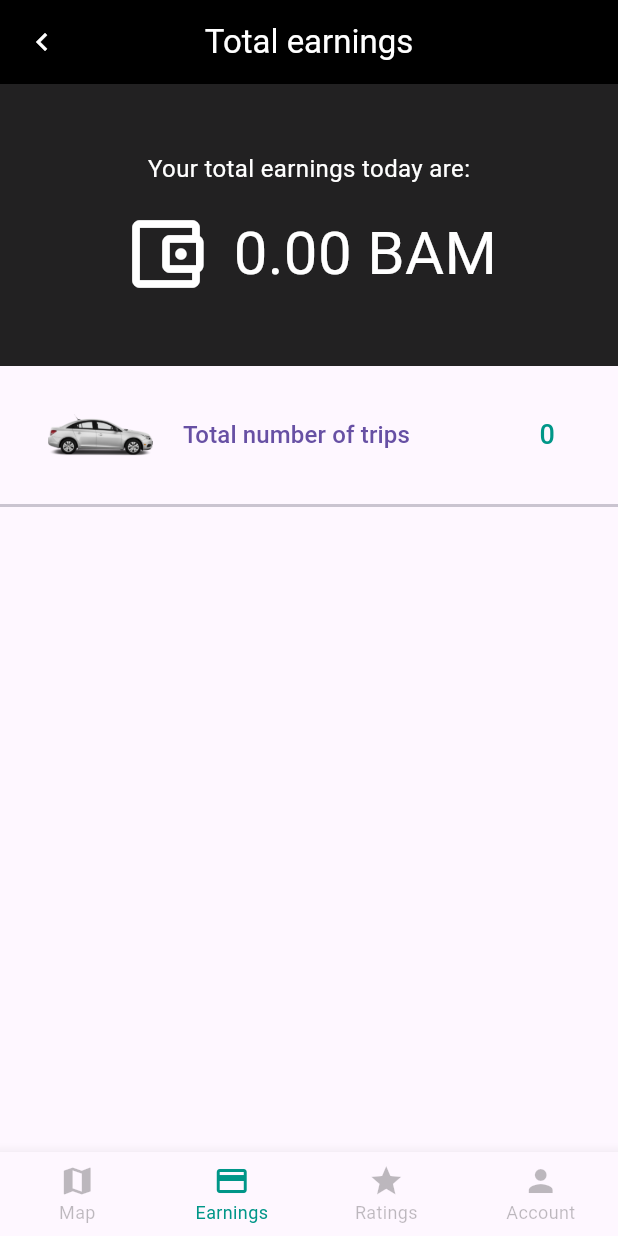
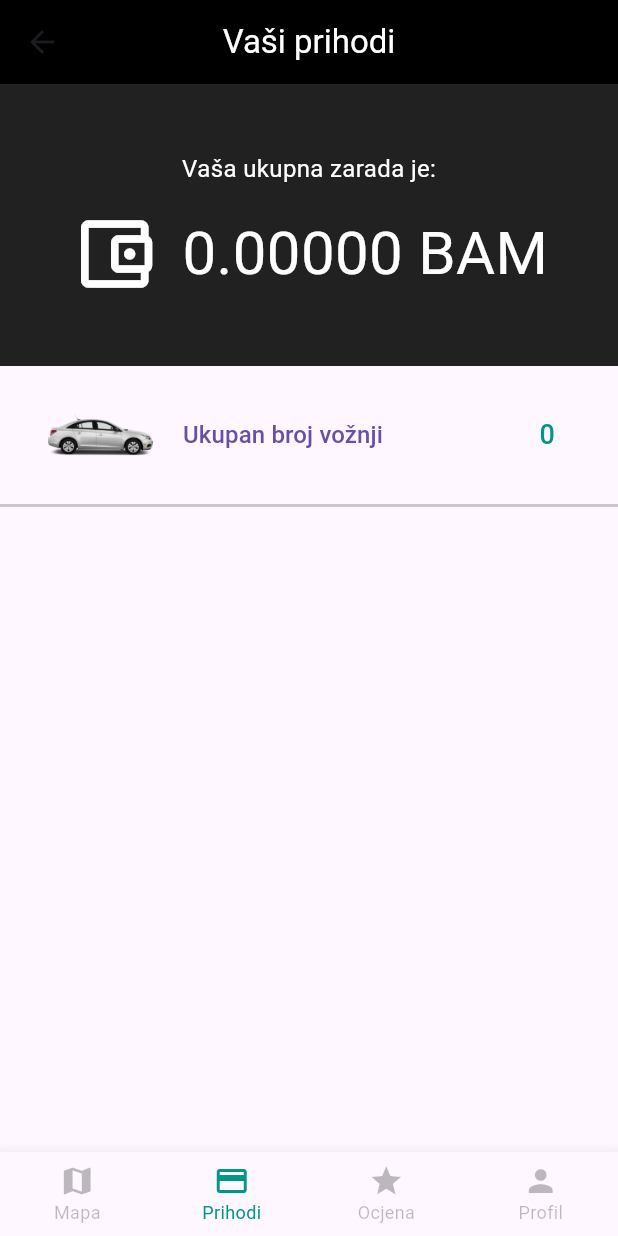
Before and after one commit to AmirBegic1/diplomski_client, a Flutter app: the MainScreen screen opened by its route, item 2 of the bottom bar chosen, on a phone screen of 412 x 824 dp. Run offline on Flutter 3.47's test engine with Material 3 defaults, Android fonts, the phone set to English and light mode, and no system bars; our stand-ins replace assets_audio_player, firebase_auth, firebase_core, firebase_database, firebase_messaging, fluttertoast and 4 more; missing offline and left inert: assets_audio_player_web, firebase_auth_web, firebase_core_web, flutter_geofire, flutter_polyline_points, flutter_statusbarcolor_ns and 2 more; accounts and stored records are empty; Roboto replaces fonts that are missing (Brand-Bold).

Commit message:
updating text fields

```diff
--- a/lib/Assistant/processMethods.dart
+++ b/lib/Assistant/processMethods.dart
@@ -61,7 +61,7 @@ class processMethods {
         currentUser!.uid, currentPos!.latitude, currentPos!.longitude);
   }
 
-  static void getRidesHistory(context) {
+  static Future<void> getRidesHistory(context) async {
     driverRef
         .child(currentUser!.uid)
         .child("earnings")
@@ -97,7 +97,7 @@ class processMethods {
     });
   }
 
-  static void getTripHistoryData(context) {
+  static Future<void> getTripHistoryData(context) async {
     Provider.of<AppData>(context, listen: false).resetHistoryMap();
     var keys = Provider.of<AppData>(context, listen: false).tripKeys;
     for (String element in keys) {
--- a/lib/DataHandler/appData.dart
+++ b/lib/DataHandler/appData.dart
@@ -7,7 +7,7 @@ class AppData extends ChangeNotifier {
   List<String> tripKeys = [];
   List<RideHistory> historyKeys = [];
 
-  void updateTotalEarnings(String newEarnings) {
+  Future<void> updateTotalEarnings(String newEarnings) async {
     earnings = newEarnings;
     notifyListeners();
   }
--- a/lib/Notifications/NotificationDialog.dart
+++ b/lib/Notifications/NotificationDialog.dart
@@ -89,7 +89,7 @@ class NotificationDialog extends StatelessWidget {
                                 audioPlayer.stop();
                                 Navigator.pop(context);
                               },
-                              child: Text("Cancel".toUpperCase(),
+                              child: Text("Ne".toUpperCase(),
                                   style: TextStyle(fontSize: 14.0))),
                         ),
                         SizedBox(width: 25.0),
@@ -111,7 +111,7 @@ class NotificationDialog extends StatelessWidget {
                                 audioPlayer.stop();
                                 checkAvailableRide(context);
                               },
-                              child: Text("Accept".toUpperCase(),
+                              child: Text("Da".toUpperCase(),
                                   style: TextStyle(fontSize: 14.0))),
                         )
                       ],
--- a/lib/Notifications/PushNotification.dart
+++ b/lib/Notifications/PushNotification.dart
@@ -49,7 +49,7 @@ class PushNotification {
     return rideId;
   }
 
-  void getRequestInfo(String rideId, BuildContext context) {
+  Future<void> getRequestInfo(String rideId, BuildContext context) async {
     newRequestsRef.child(rideId).get().then((DataSnapshot data) {
       if (data.value != null) {
         audioPlayer.open(Audio("sounds/ring.mp3"));
--- a/lib/Tabs/Earnings.dart
+++ b/lib/Tabs/Earnings.dart
@@ -28,19 +28,19 @@ class _EarningsPageState extends State<EarningsPage>
     super.build(context);
     return Scaffold(
       appBar: AppBar(
-        title: Text(
-          "Total earnings",
+        title: const Text(
+          "Vaši prihodi",
           style: TextStyle(color: Colors.white),
         ),
-        leading: IconButton(
-          onPressed: () {
-            Navigator.pop(context);
-          },
-          icon: Icon(
-            Icons.keyboard_arrow_left,
-            color: Colors.white,
-          ),
-        ),
+        // leading: IconButton(
+        //   onPressed: () {
+        //     Navigator.pop(context);
+        //   },
+        //   icon: Icon(
+        //     Icons.keyboard_arrow_left,
+        //     color: Colors.white,
+        //   ),
+        // ),
         backgroundColor: Colors.black,
         centerTitle: true,
         systemOverlayStyle: SystemUiOverlayStyle.light,
@@ -56,12 +56,12 @@ class _EarningsPageState extends State<EarningsPage>
               child: Padding(
                 padding: EdgeInsets.symmetric(vertical: 45),
                 child: Column(children: [
-                  Text("Your total earnings today are:",
+                  const Text("Vaša ukupna zarada je:",
                       style: TextStyle(color: Colors.white, fontSize: 16)),
                   SizedBox(height: 15),
                   Row(mainAxisAlignment: MainAxisAlignment.center, children: [
                     Padding(
-                      padding: const EdgeInsets.only(right: 15),
+                      padding: EdgeInsets.only(right: 15),
                       child: Icon(
                         Icons.account_balance_wallet_outlined,
                         color: Colors.white,
@@ -69,7 +69,7 @@ class _EarningsPageState extends State<EarningsPage>
                       ),
                     ),
                     Text(
-                        "${double.parse(Provider.of<AppData>(context, listen: false).earnings!).toStringAsFixed(2)} BAM",
+                        "${double.parse(Provider.of<AppData>(context, listen: false).earnings!).toStringAsFixed(5)} BAM",
                         style: TextStyle(
                             color: Colors.white,
                             fontSize: 40,
@@ -81,11 +81,12 @@ class _EarningsPageState extends State<EarningsPage>
             // padding: EdgeInsets.all(0),
             onPressed: () {
               if (Provider.of<AppData>(context, listen: false).numberOfTrips !=
-                  0)
+                  0) {
                 Navigator.push(context,
                     MaterialPageRoute(builder: (context) => HistoryScreen()));
-              else
-                displayToastMessage("No trips have been made", context);
+              } else {
+                displayToastMessage("Još niste odradili vožnje", context);
+              }
             },
             child: Padding(
               padding: EdgeInsets.fromLTRB(20, 18, 30, 18),
@@ -97,7 +98,8 @@ class _EarningsPageState extends State<EarningsPage>
                     height: 40,
                   ),
                   SizedBox(width: 20),
-                  Text("Total number of trips", style: TextStyle(fontSize: 16)),
+                  const Text("Ukupan broj vožnji",
+                      style: TextStyle(fontSize: 16)),
                   Expanded(
                     child: Container(
                       child: Text(
@@ -105,7 +107,8 @@ class _EarningsPageState extends State<EarningsPage>
                             .numberOfTrips
                             .toString(),
                         textAlign: TextAlign.end,
-                        style: TextStyle(fontSize: 18, color: Colors.teal),
+                        style:
+                            const TextStyle(fontSize: 18, color: Colors.teal),
                       ),
                     ),
                   )
--- a/lib/main.dart
+++ b/lib/main.dart
@@ -23,14 +23,14 @@ void main() async {
 
   await messaging.requestPermission(
     alert: true,
-    announcement: false,
+    announcement: true,
     badge: true,
     carPlay: false,
     criticalAlert: false,
     provisional: false,
     sound: true,
   );
-  runApp(const MyApp());
+  runApp(MyApp());
 }
 
 DatabaseReference userRef = FirebaseDatabase.instance.ref().child("users");
@@ -44,7 +44,7 @@ DatabaseReference requestsRef = FirebaseDatabase.instance
     .child("newRide");
 
 class MyApp extends StatelessWidget {
-  const MyApp({super.key});
+  MyApp({super.key});
 
   @override
   Widget build(BuildContext context) {
--- a/lib/mainscreen/RideHistoryScreen.dart
+++ b/lib/mainscreen/RideHistoryScreen.dart
@@ -16,8 +16,8 @@ class _HistoryScreenState extends State<HistoryScreen> {
     return Scaffold(
       appBar: AppBar(
           centerTitle: true,
-          title:
-              const Text("Trip history", style: TextStyle(color: Colors.white)),
+          title: const Text("Histroija vožnji",
+              style: TextStyle(color: Colors.white)),
           backgroundColor: Colors.black87,
           leading: IconButton(
             onPressed: () {
--- a/lib/mainscreen/mainscreen.dart
+++ b/lib/mainscreen/mainscreen.dart
@@ -46,14 +46,14 @@ class _MainScreenState extends State<MainScreen>
       ),
       bottomNavigationBar: BottomNavigationBar(
           items: const <BottomNavigationBarItem>[
-            BottomNavigationBarItem(icon: Icon(Icons.map), label: "Map"),
+            BottomNavigationBarItem(icon: Icon(Icons.map), label: "Mapa"),
             BottomNavigationBarItem(
-                icon: Icon(Icons.credit_card), label: "Earnings"),
+                icon: Icon(Icons.credit_card), label: "Prihodi"),
             BottomNavigationBarItem(
                 icon: Icon(Icons.star),
-                label: "Ratings",
+                label: "Ocjena",
                 backgroundColor: Colors.green),
-            BottomNavigationBarItem(icon: Icon(Icons.person), label: "Account")
+            BottomNavigationBarItem(icon: Icon(Icons.person), label: "Profil")
           ],
           unselectedItemColor: Colors.black26,
           selectedItemColor: Colors.teal,
--- a/lib/mainscreen/registrationScreen.dart
+++ b/lib/mainscreen/registrationScreen.dart
@@ -36,7 +36,7 @@ class RegistrationScreen extends StatelessWidget {
                       color: Colors.white)),
               SizedBox(height: 22),
               const Text(
-                "Register as Driver",
+                "Registruj se kao vozač",
                 style: TextStyle(
                     fontSize: 24.0,
                     fontFamily: "Brand-Bold",
@@ -54,7 +54,7 @@ class RegistrationScreen extends StatelessWidget {
                         decoration: const InputDecoration(
                             enabledBorder: UnderlineInputBorder(
                                 borderSide: BorderSide(color: Colors.white)),
-                            labelText: "Name",
+                            labelText: "Ime i prezime",
                             labelStyle:
                                 TextStyle(fontSize: 14.0, color: Colors.white),
                             hintStyle:
@@ -82,7 +82,7 @@ class RegistrationScreen extends StatelessWidget {
                         decoration: const InputDecoration(
                             enabledBorder: UnderlineInputBorder(
                                 borderSide: BorderSide(color: Colors.white)),
-                            labelText: "Phone",
+                            labelText: "Broj telefona",
                             labelStyle:
                                 TextStyle(fontSize: 14.0, color: Colors.white),
                             hintStyle:
@@ -114,7 +114,7 @@ class RegistrationScreen extends StatelessWidget {
                         child: const SizedBox(
                             height: 50.0,
                             child: Center(
-                                child: Text("Create Account",
+                                child: Text("Kreiraj profil!",
                                     style: TextStyle(
                                         fontSize: 18.0,
                                         fontFamily: "Brand-Bold")))),
@@ -124,19 +124,17 @@ class RegistrationScreen extends StatelessWidget {
                               caseSensitive: false,
                               multiLine: false);
                           if (!exp.hasMatch(emailTEC.text)) {
-                            displayToastMessage(
-                                "Email address is not valid", context);
+                            displayToastMessage("Email nije validan", context);
                           } else if (nameTEC.text.length < 4) {
                             displayToastMessage(
                                 "Name must be at least 4 characters long",
                                 context);
                           } else if (phoneTEC.text.isEmpty) {
                             displayToastMessage(
-                                "Phone number field cannot be left empty",
-                                context);
+                                "Morate unijet broj telefona", context);
                           } else if (passTEC.text.length < 8) {
                             displayToastMessage(
-                                "Password must be at least 8 characters long",
+                                "Password mora imati najmanje 8 karaktera",
                                 context);
                           } else
                             registerNewUser(context);
@@ -152,7 +150,7 @@ class RegistrationScreen extends StatelessWidget {
                     Navigator.pushNamedAndRemoveUntil(
                         context, LoginScreen.idScreen, (route) => false);
                   },
-                  child: const Text("Already have an account? Login here",
+                  child: const Text("Već imaš profil? Logiraj se!",
                       style: TextStyle(color: Colors.teal)))
             ],
           ),
@@ -187,7 +185,7 @@ class RegistrationScreen extends StatelessWidget {
       };
       driverRef.child(fbUser.uid).set(userDM);
       currentUser = fbUser;
-      displayToastMessage("Your account has been created", context);
+      displayToastMessage("VAŠ PROFIL JE USPJEŠNO KREIRAN!", context);
       Navigator.pushNamed(context, CarDataScreen.idScreen);
     } else {
       Navigator.pop(context);
--- a/lib/widgets/FareCollect.dart
+++ b/lib/widgets/FareCollect.dart
@@ -24,7 +24,7 @@ class FareCollect extends StatelessWidget {
             children: [
               SizedBox(height: 22.0),
               Text(
-                "Total fare for ${rideType.toUpperCase()}",
+                "Ukupna cijena za ${rideType.toUpperCase()}",
                 style: TextStyle(color: Colors.black),
               ),
               SizedBox(height: 22.0),
@@ -34,10 +34,10 @@ class FareCollect extends StatelessWidget {
                       fontFamily: "Brand-Regular",
                       color: Colors.teal)),
               SizedBox(height: 22.0),
-              const Padding(
+              Padding(
                   padding: EdgeInsets.symmetric(horizontal: 20.0),
                   child: Text(
-                      "This is the total trip amount that has been charged to the rider (the fare may differ based on the trip completion)",
+                      "Ovo je ukupna cijena koju musterija treba platiti za obavljenu vožnju!",
                       textAlign: TextAlign.center,
                       style: TextStyle(color: Colors.black, fontSize: 13))),
               SizedBox(height: 30.0),
@@ -61,12 +61,12 @@ class FareCollect extends StatelessWidget {
                       //     borderRadius: BorderRadius.circular(30),
                       //     side: BorderSide(color: Colors.black, width: 1.2)),
                       // color: Colors.teal,
-                      child: const Padding(
+                      child: Padding(
                         padding: EdgeInsets.all(17.0),
                         child: Row(
                           mainAxisAlignment: MainAxisAlignment.spaceBetween,
                           children: [
-                            Text("Collect cash",
+                            Text("Preuzmi novac",
                                 style: TextStyle(
                                     fontSize: 20.0,
                                     fontWeight: FontWeight.bold,
--- a/lib/widgets/progressDialog.dart
+++ b/lib/widgets/progressDialog.dart
@@ -20,12 +20,13 @@ class ProgressDialog extends StatelessWidget {
                 crossAxisAlignment: CrossAxisAlignment.start,
                 children: [
                   SizedBox(width: 6.0),
-                  CircularProgressIndicator(
+                  const CircularProgressIndicator(
                       valueColor: AlwaysStoppedAnimation<Color>(Colors.black)),
                   SizedBox(width: 26.0),
                   Text(message,
                       overflow: TextOverflow.ellipsis,
-                      style: TextStyle(color: Colors.black, fontSize: 10.0))
+                      style:
+                          const TextStyle(color: Colors.black, fontSize: 10.0))
                 ],
               ),
             )));
```
Also changed, not shown: lib/Tabs/Home.dart (+11 -11 lines), lib/Tabs/Profile.dart (+23 -20 lines), lib/Tabs/Rating.dart (+12 -12 lines), lib/mainscreen/RideScreen.dart (+20 -19 lines), lib/mainscreen/carDataScreen.dart (+20 -17 lines), lib/mainscreen/loginScreen.dart (+8 -8 lines), lib/widgets/RideHistoryItem.dart (+5 -5 lines).
